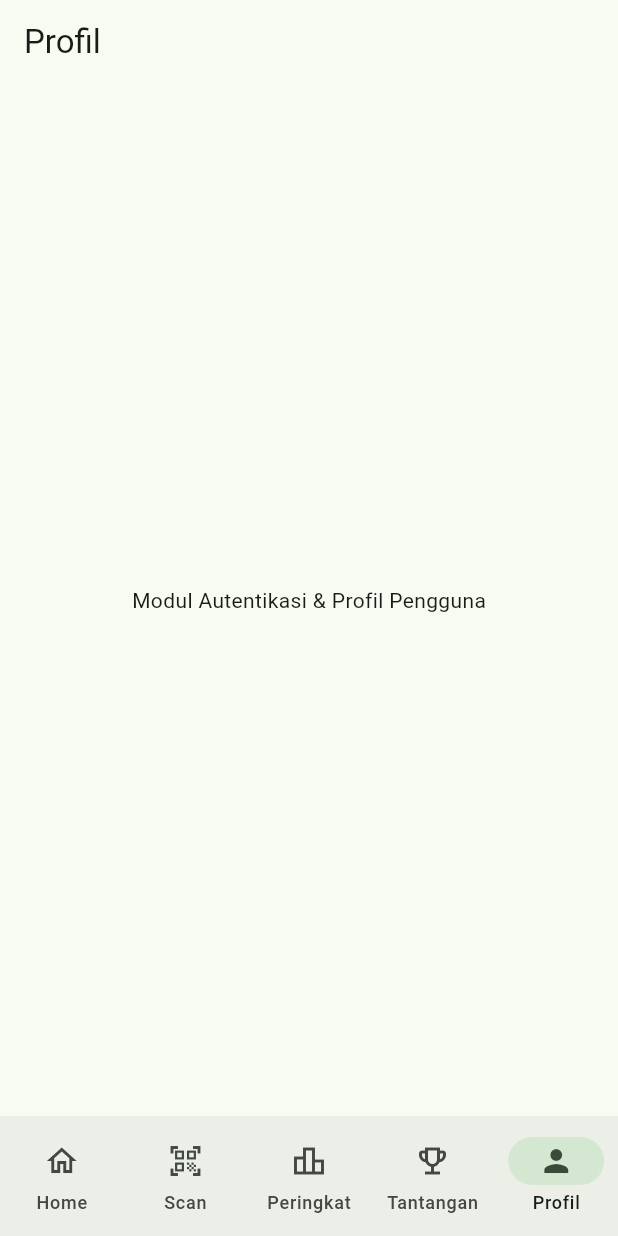
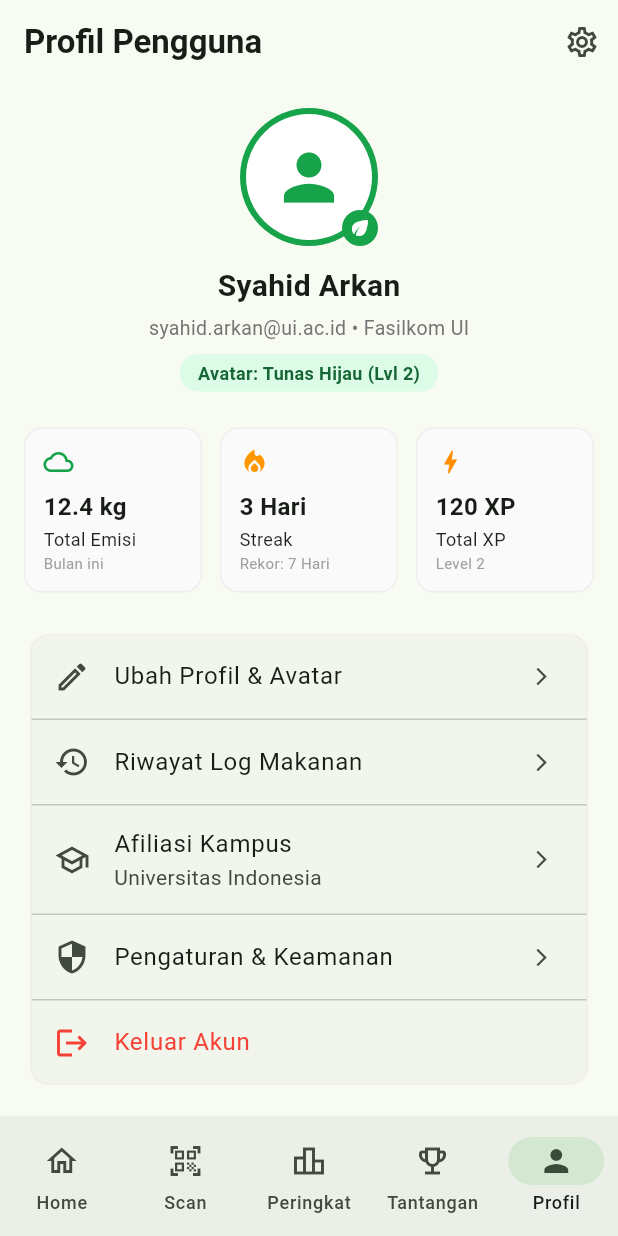
Before and after one commit to pbp-c-kelompok-1/suapin-mobile, a Flutter app: the screen it shows after launch, item 5 of the bottom bar chosen, on a phone screen of 412 x 824 dp. Run offline on Flutter 3.47's test engine with Material 3 defaults, Android fonts, the phone set to English and light mode, and no system bars.

Commit message:
feat(auth): implementasi halaman profil dan avatar pengguna

```diff
--- a/lib/main.dart
+++ b/lib/main.dart
@@ -1,4 +1,5 @@
 import 'package:flutter/material.dart';
+import 'modules/authentication/profile_screen.dart';
 
 void main() {
   runApp(const SuapinApp());
@@ -39,7 +40,7 @@ class _MainNavigationScreenState extends State<MainNavigationScreen> {
     ScannerPlaceholderView(),
     LeaderboardPlaceholderView(),
     ChallengePlaceholderView(),
-    ProfilePlaceholderView(),
+    ProfileScreen(),
   ];
 
   @override
@@ -292,17 +293,3 @@ class ChallengePlaceholderView extends StatelessWidget {
     );
   }
 }
-
-class ProfilePlaceholderView extends StatelessWidget {
-  const ProfilePlaceholderView({super.key});
-
-  @override
-  Widget build(BuildContext context) {
-    return Scaffold(
-      appBar: AppBar(title: const Text('Profil')),
-      body: const Center(
-        child: Text('Modul Autentikasi & Profil Pengguna'),
-      ),
-    );
-  }
-}
--- /dev/null
+++ b/lib/modules/authentication/profile_screen.dart
@@ -0,0 +1,168 @@
+import 'package:flutter/material.dart';
+
+class ProfileScreen extends StatelessWidget {
+  const ProfileScreen({super.key});
+
+  @override
+  Widget build(BuildContext context) {
+    return Scaffold(
+      appBar: AppBar(
+        title: const Text('Profil Pengguna', style: TextStyle(fontWeight: FontWeight.bold)),
+        actions: [
+          IconButton(
+            icon: const Icon(Icons.settings_outlined),
+            onPressed: () {},
+          ),
+        ],
+      ),
+      body: SingleChildScrollView(
+        padding: const EdgeInsets.all(16.0),
+        child: Column(
+          children: [
+            Center(
+              child: Column(
+                children: [
+                  Stack(
+                    children: [
+                      const CircleAvatar(
+                        radius: 46,
+                        backgroundColor: Color(0xFF16A34A),
+                        child: CircleAvatar(
+                          radius: 42,
+                          backgroundColor: Colors.white,
+                          child: Icon(Icons.person, size: 50, color: Color(0xFF16A34A)),
+                        ),
+                      ),
+                      Positioned(
+                        bottom: 0,
+                        right: 0,
+                        child: Container(
+                          padding: const EdgeInsets.all(4),
+                          decoration: const BoxDecoration(
+                            color: Color(0xFF16A34A),
+                            shape: BoxShape.circle,
+                          ),
+                          child: const Icon(Icons.eco, size: 16, color: Colors.white),
+                        ),
+                      ),
+                    ],
+                  ),
+                  const SizedBox(height: 12),
+                  const Text(
+                    'Syahid Arkan',
+                    style: TextStyle(fontSize: 20, fontWeight: FontWeight.bold),
+                  ),
+                  const SizedBox(height: 4),
+                  Text(
+                    'syahid.arkan@ui.ac.id • Fasilkom UI',
+                    style: TextStyle(color: Colors.grey.shade600, fontSize: 13),
+                  ),
+                  const SizedBox(height: 8),
+                  Container(
+                    padding: const EdgeInsets.symmetric(horizontal: 12, vertical: 4),
+                    decoration: BoxDecoration(
+                      color: const Color(0xFFDCFCE7),
+                      borderRadius: BorderRadius.circular(12),
+                    ),
+                    child: const Text(
+                      'Avatar: Tunas Hijau (Lvl 2)',
+                      style: TextStyle(
+                        color: Color(0xFF166534),
+                        fontWeight: FontWeight.w600,
+                        fontSize: 12,
+                      ),
+                    ),
+                  ),
+                ],
+              ),
+            ),
+            const SizedBox(height: 24),
+            Row(
+              children: [
+                Expanded(
+                  child: _buildStatCard('Total Emisi', '12.4 kg', 'Bulan ini', Icons.cloud_outlined),
+                ),
+                const SizedBox(width: 12),
+                Expanded(
+                  child: _buildStatCard('Streak', '3 Hari', 'Rekor: 7 Hari', Icons.local_fire_department, Colors.orange),
+                ),
+                const SizedBox(width: 12),
+                Expanded(
+                  child: _buildStatCard('Total XP', '120 XP', 'Level 2', Icons.bolt, Colors.amber.shade800),
+                ),
+              ],
+            ),
+            const SizedBox(height: 24),
+            Card(
+              elevation: 0,
+              shape: RoundedRectangleBorder(
+                borderRadius: BorderRadius.circular(12),
+                side: BorderSide(color: Colors.grey.shade200),
+              ),
+              child: Column(
+                children: [
+                  ListTile(
+                    leading: const Icon(Icons.edit_outlined),
+                    title: const Text('Ubah Profil & Avatar'),
+                    trailing: const Icon(Icons.arrow_forward_ios, size: 14),
+                    onTap: () {},
+                  ),
+                  const Divider(height: 1),
+                  ListTile(
+                    leading: const Icon(Icons.history_outlined),
+                    title: const Text('Riwayat Log Makanan'),
+                    trailing: const Icon(Icons.arrow_forward_ios, size: 14),
+                    onTap: () {},
+                  ),
+                  const Divider(height: 1),
+                  ListTile(
+                    leading: const Icon(Icons.school_outlined),
+                    title: const Text('Afiliasi Kampus'),
+                    subtitle: const Text('Universitas Indonesia'),
+                    trailing: const Icon(Icons.arrow_forward_ios, size: 14),
+                    onTap: () {},
+                  ),
+                  const Divider(height: 1),
+                  ListTile(
+                    leading: const Icon(Icons.security_outlined),
+                    title: const Text('Pengaturan & Keamanan'),
+                    trailing: const Icon(Icons.arrow_forward_ios, size: 14),
+                    onTap: () {},
+                  ),
+                  const Divider(height: 1),
+                  ListTile(
+                    leading: const Icon(Icons.logout, color: Colors.red),
+                    title: const Text('Keluar Akun', style: TextStyle(color: Colors.red)),
+                    onTap: () {},
+                  ),
+                ],
+              ),
+            ),
+          ],
+        ),
+      ),
+    );
+  }
+
+  Widget _buildStatCard(String label, String value, String subtitle, IconData icon, [Color? iconColor]) {
+    return Container(
+      padding: const EdgeInsets.all(12),
+      decoration: BoxDecoration(
+        color: Colors.grey.shade50,
+        borderRadius: BorderRadius.circular(12),
+        border: Border.all(color: Colors.grey.shade200),
+      ),
+      child: Column(
+        crossAxisAlignment: CrossAxisAlignment.start,
+        children: [
+          Icon(icon, size: 20, color: iconColor ?? const Color(0xFF16A34A)),
+          const SizedBox(height: 8),
+          Text(value, style: const TextStyle(fontWeight: FontWeight.bold, fontSize: 16)),
+          const SizedBox(height: 2),
+          Text(label, style: const TextStyle(fontSize: 12, color: Colors.black87)),
+          Text(subtitle, style: TextStyle(fontSize: 10, color: Colors.grey.shade500)),
+        ],
+      ),
+    );
+  }
+}
```
